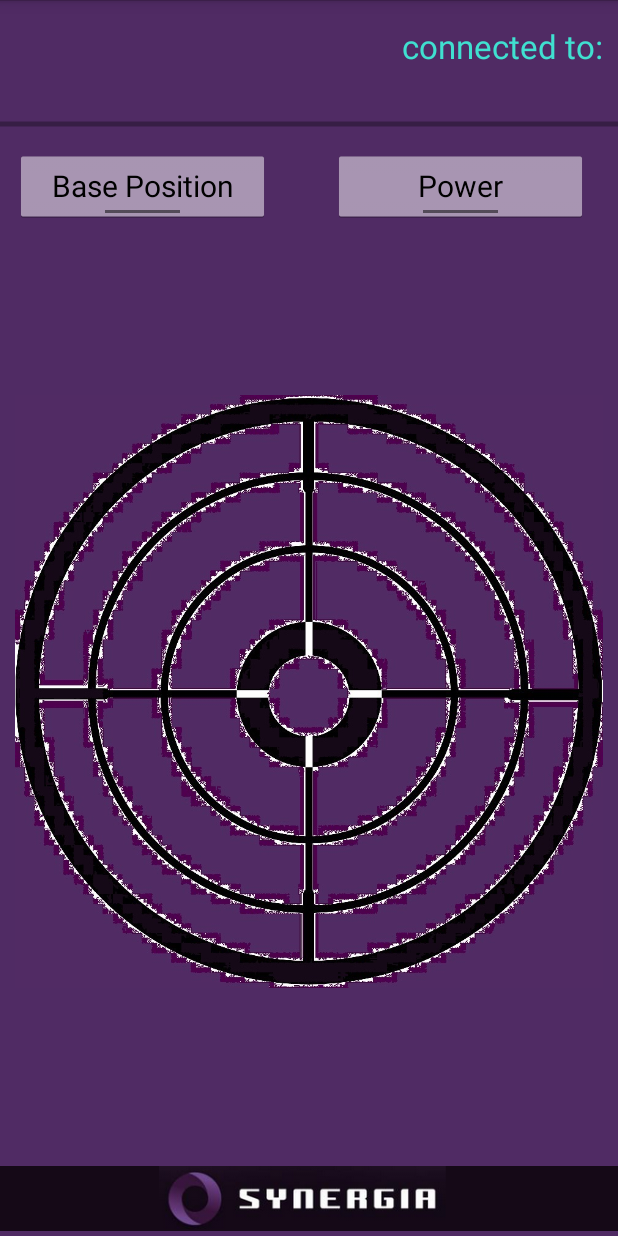
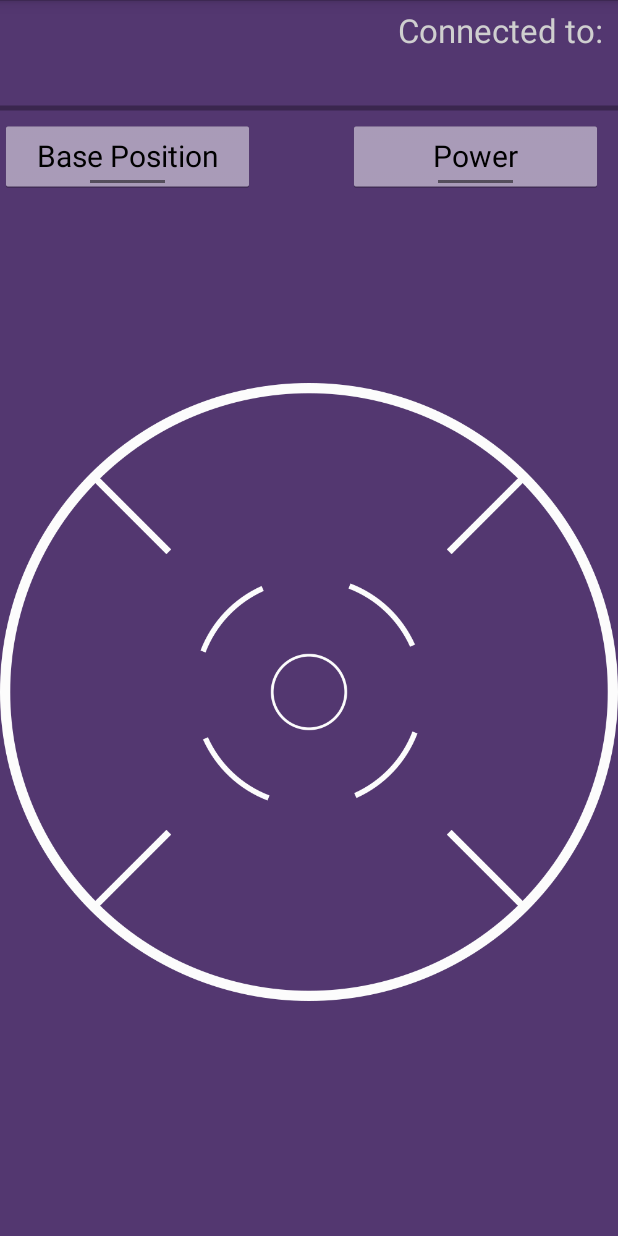
Before and after one commit to jakubt33/Hexapod, an Android app: the SteeringActivity screen opened directly, with no data from a screen before it, on a phone screen of 412 x 824 dp. Run offline under Robolectric (Android 15) with nearby library versions, the phone set to English and light mode, and no system bars; 1 statement that could not run was skipped.

Commit message:
new steering wheel image, refreshed some themes

```diff
--- a/Android/Hexapod/app/build.gradle
+++ b/Android/Hexapod/app/build.gradle
@@ -10,7 +10,7 @@ android {
         targetSdkVersion 21
         versionCode 1
 
-        versionName "1.0"
+        versionName "1.1"
     }
     buildTypes {
         release {
--- a/Android/Hexapod/app/src/main/java/com/jtrzyna/hexapod/intro.java
+++ b/Android/Hexapod/app/src/main/java/com/jtrzyna/hexapod/intro.java
@@ -65,8 +65,8 @@ public class intro extends Activity {
             }
 
             public void onFinish() {
-//                Intent startProgram = new Intent("synergia.jakub.trzyna.CONNECTION");
-//                startActivity(startProgram);
+                Intent startProgram = new Intent("synergia.jakub.trzyna.CONNECTION");
+                startActivity(startProgram);
             }
         };
         timer.start();
--- a/Android/Hexapod/app/src/main/res/layout/activity_connection.xml
+++ b/Android/Hexapod/app/src/main/res/layout/activity_connection.xml
@@ -2,7 +2,7 @@
     xmlns:android="http://schemas.android.com/apk/res/android"
     xmlns:tools="http://schemas.android.com/tools"
 
-    android:background="#502B64"
+    android:background="#533770"
     android:layout_width="match_parent"
     android:layout_height="match_parent"
     android:paddingLeft="@dimen/activity_horizontal_margin"
@@ -14,14 +14,15 @@
 
     <Button
         android:layout_width="match_parent"
-        android:layout_height="80dp"
-        android:textSize="30sp"
-        android:textColor="#40e0d0"
+        android:layout_height="wrap_content"
+        android:textSize="15sp"
+        android:textColor="#fcfcfc"
         android:text="Scan for some robots!"
         android:id="@+id/bScan"
         android:layout_alignParentTop="true"
         android:layout_centerHorizontal="true"
-        android:onClick="onScanClicked" />
+        android:onClick="onScanClicked"
+        android:singleLine="true" />
 
     <ListView
         android:layout_width="wrap_content"
--- a/Android/Hexapod/app/src/main/res/layout/activity_steering.xml
+++ b/Android/Hexapod/app/src/main/res/layout/activity_steering.xml
@@ -1,25 +1,24 @@
 <RelativeLayout xmlns:android="http://schemas.android.com/apk/res/android"
     xmlns:tools="http://schemas.android.com/tools"
-    android:background="#502B64"
+    android:background="#533770"
     android:layout_width="match_parent"
     android:layout_height="match_parent"
-    android:paddingTop="@dimen/activity_vertical_margin"
     tools:context="com.jtrzyna.hexapod.SteeringActivity">
 
 
     <TextView
-        android:textColor="#40e0d0"
+        android:textColor="#cfcfcf"
         android:layout_width="wrap_content"
         android:layout_height="wrap_content"
         android:textAppearance="?android:attr/textAppearanceLarge"
-        android:text="connected to:"
+        android:text="Connected to:"
         android:id="@+id/textState"
-        android:layout_alignParentRight="true"
-        android:layout_alignParentEnd="true"
-        android:layout_marginRight="10dp" />
+        android:layout_below="@+id/batteryBar"
+        android:layout_toLeftOf="@+id/textReceived"
+        android:layout_toStartOf="@+id/textReceived" />
 
     <TextView
-        android:textColor="#40e0d0"
+        android:textColor="#cfcfcf"
         android:layout_width="wrap_content"
         android:layout_height="wrap_content"
         android:textAppearance="?android:attr/textAppearanceLarge"
@@ -38,11 +37,9 @@
         android:textOn="Power"
         android:id="@+id/bPower"
         android:onClick="onPowerClicked"
-        android:layout_below="@+id/textReceived"
+        android:layout_below="@+id/progressBar"
         android:layout_alignRight="@+id/textReceived"
-        android:layout_alignEnd="@+id/textReceived"
-        android:layout_marginRight="10dp"
-        android:layout_marginTop="25dp" />
+        android:layout_alignEnd="@+id/textReceived" />
 
 
     <ToggleButton
@@ -53,12 +50,10 @@
         android:textOn="Base Position"
         android:id="@+id/bBasePosition"
         android:onClick="onBasePositionClicked"
-        android:layout_below="@+id/textReceived"
+        android:elegantTextHeight="false"
+        android:layout_below="@+id/progressBar"
         android:layout_alignParentLeft="true"
-        android:layout_alignParentStart="true"
-        android:layout_marginTop="25dp"
-        android:layout_marginLeft="10dp"
-        android:elegantTextHeight="false" />
+        android:layout_alignParentStart="true" />
 
     <ProgressBar
         style="?android:attr/progressBarStyleHorizontal"
@@ -66,7 +61,8 @@
         android:layout_height="wrap_content"
         android:id="@+id/progressBar"
         android:layout_below="@+id/textReceived"
-        android:layout_centerHorizontal="true" />
+        android:layout_alignLeft="@+id/bBasePosition"
+        android:layout_alignStart="@+id/bBasePosition" />
 
     <ImageView
         android:layout_width="wrap_content"
@@ -74,17 +70,9 @@
         android:id="@+id/imageView"
         android:src="@drawable/steering_wheel"
         android:contentDescription="steeringWheel"
-        android:layout_below="@+id/bBasePosition"
-        android:layout_above="@+id/napis_synergia"
-        android:layout_marginRight="10dp"
-        android:layout_marginLeft="10dp" />
-
-    <ImageView
-        android:layout_width="match_parent"
-        android:layout_height="50dp"
-        android:id="@+id/napis_synergia"
-        android:src="@drawable/napis_synergia2"
-        android:layout_alignParentBottom="true" />
+        android:layout_below="@+id/bPower"
+        android:layout_alignLeft="@+id/bBasePosition"
+        android:layout_alignStart="@+id/bBasePosition" />
 
     <ProgressBar
         style="?android:attr/progressBarStyleHorizontal"
@@ -92,6 +80,9 @@
         android:visibility="invisible"
         android:layout_height="5dp"
         android:id="@+id/batteryBar"
-        android:layout_centerHorizontal="true" />
+        android:foregroundGravity="top"
+        android:layout_alignParentTop="true"
+        android:layout_alignLeft="@+id/imageView"
+        android:layout_alignStart="@+id/imageView" />
 
 </RelativeLayout>
```
Also changed, not shown: Android/Hexapod/app/src/main/res/drawable-hdpi/steering_wheel.jpg (deleted), Android/Hexapod/app/src/main/res/drawable-hdpi/steering_wheel.png (added), 1 other file.
